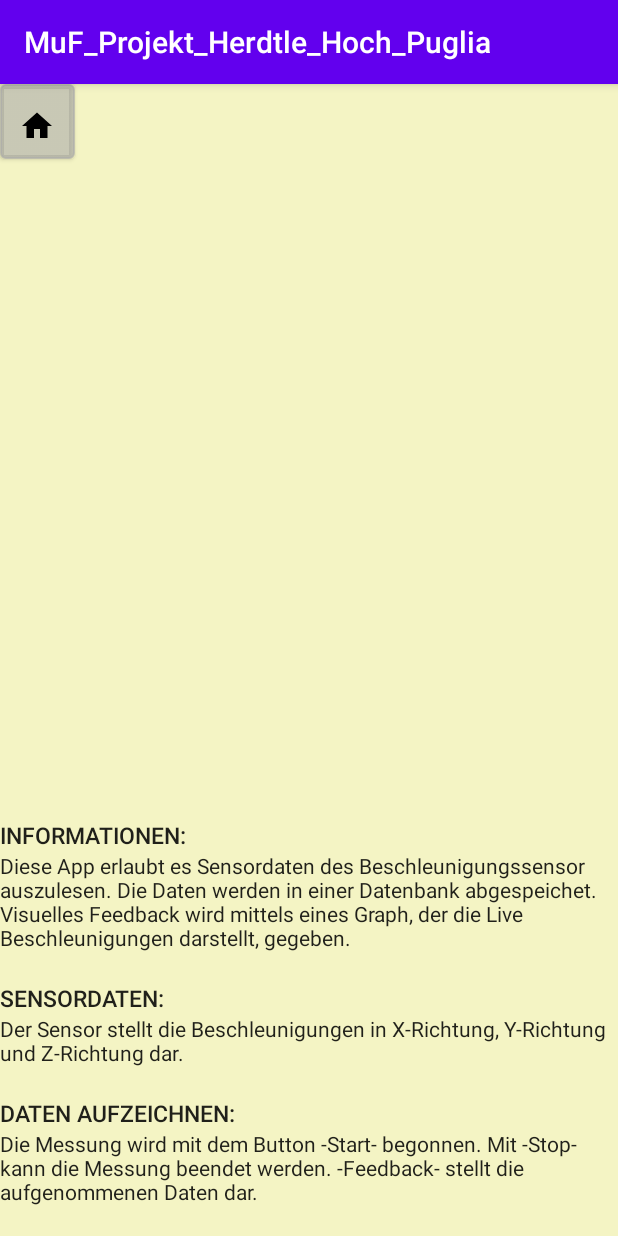
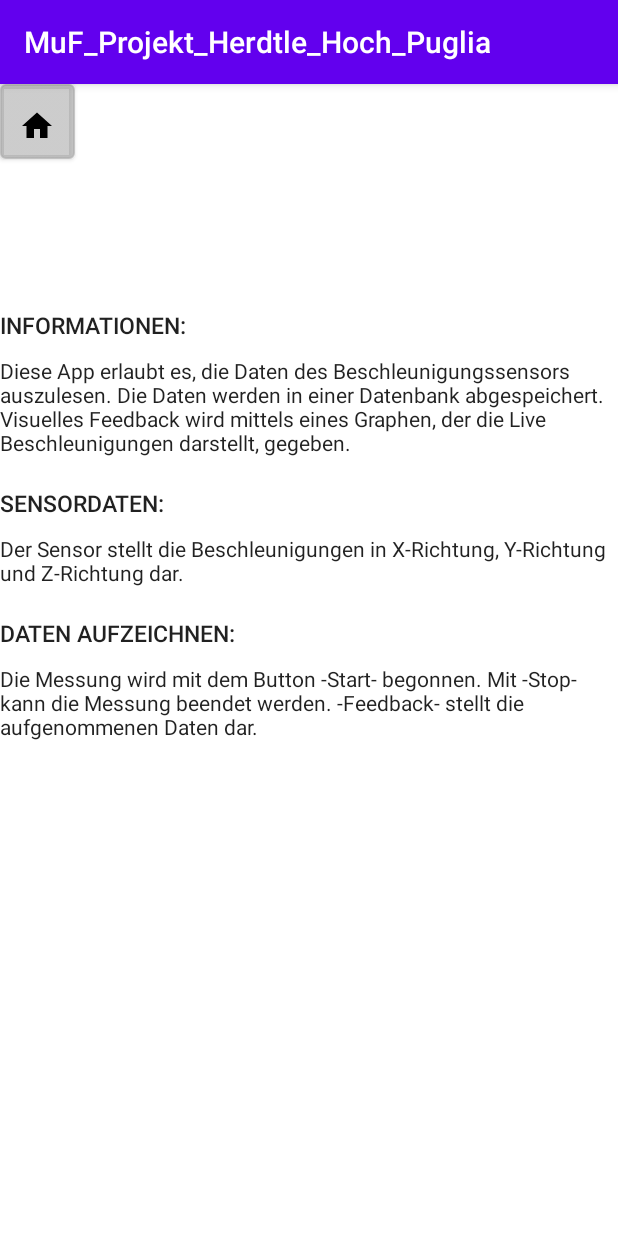
Before and after one commit to MatthiasHerdt/MuF_Projekt_Herdtle_Hoch_Puglia, an Android app: the InfoFragment screen opened through its navigation route, on a phone screen of 412 x 824 dp. Run offline under Robolectric (Android 15) with nearby library versions, the phone set to English and light mode, and no system bars; our stand-ins replace Room's generated code.

Commit message:
_Layout überarbeitet

```diff
--- a/app/src/main/res/layout/info_fragment.xml
+++ b/app/src/main/res/layout/info_fragment.xml
@@ -4,7 +4,6 @@
     android:layout_width="match_parent"
     android:layout_height="match_parent"
     android:background="#FFFFFF"
-    android:backgroundTint="@color/colorBackground"
     android:orientation="vertical">
 
     <Button
@@ -13,21 +12,19 @@
         android:layout_height="50dp"
         android:layout_gravity="start"
         android:background="@drawable/mybutton"
+        android:gravity="center"
         android:backgroundTint="@color/colorInfo"
         android:drawableBottom="@drawable/ic_home_24px"
         android:padding="10dp" />
 
-    <LinearLayout
-        android:layout_width="match_parent"
-        android:layout_height="0dip"
-        android:layout_weight="1"
-        android:orientation="vertical" />
+
 
 
     <TextView
         android:layout_width="match_parent"
+        android:layout_marginTop="100dp"
         android:layout_height="wrap_content"
-        android:text="Informationen:"
+        android:text="@string/Ueberschrift1"
         android:textAllCaps="true"
         android:textAppearance="@style/TextAppearance.AppCompat.Body2"
         android:textSize="15sp"/>
@@ -35,19 +32,15 @@
     <TextView
         android:layout_width="match_parent"
         android:layout_height="wrap_content"
-        android:text="Diese App erlaubt es Sensordaten des Beschleunigungssensor auszulesen. Die Daten werden in einer Datenbank abgespeichet. Visuelles Feedback wird mittels eines Graph, der die Live Beschleunigungen darstellt, gegeben."
+        android:layout_marginTop="10dp"
+        android:text="@string/Informationen"
         android:textAppearance="@style/TextAppearance.AppCompat.Body1" />
-
-    <LinearLayout
-        android:layout_width="match_parent"
-        android:layout_height="20dp"
-        android:gravity="center|bottom"
-        android:orientation="vertical" />
 
     <TextView
         android:layout_width="match_parent"
         android:layout_height="wrap_content"
-        android:text="Sensordaten:"
+        android:layout_marginTop="20dp"
+        android:text="@string/Ueberschrift2"
         android:textAllCaps="true"
         android:textAppearance="@style/TextAppearance.AppCompat.Body2"
         android:textSize="15sp"/>
@@ -55,19 +48,15 @@
     <TextView
         android:layout_width="match_parent"
         android:layout_height="wrap_content"
-        android:text="Der Sensor stellt die Beschleunigungen in X-Richtung, Y-Richtung und Z-Richtung dar."
+        android:layout_marginTop="10dp"
+        android:text="@string/Sensordaten"
         android:textAppearance="@style/TextAppearance.AppCompat.Body1" />
-
-    <LinearLayout
-        android:layout_width="match_parent"
-        android:layout_height="20dp"
-        android:gravity="center|bottom"
-        android:orientation="vertical" />
 
     <TextView
         android:layout_width="match_parent"
         android:layout_height="wrap_content"
-        android:text="Daten aufzeichnen:"
+        android:layout_marginTop="20dp"
+        android:text="@string/Ueberschrift3"
         android:textAllCaps="true"
         android:textAppearance="@style/TextAppearance.AppCompat.Body2"
         android:textSize="15sp"/>
@@ -75,7 +64,8 @@
     <TextView
         android:layout_width="match_parent"
         android:layout_height="wrap_content"
-        android:text="Die Messung wird mit dem Button -Start- begonnen. Mit -Stop- kann die Messung beendet werden. -Feedback- stellt die aufgenommenen Daten dar."
+        android:layout_marginTop="10dp"
+        android:text="@string/DatenAufzeichnen"
         android:textAppearance="@style/TextAppearance.AppCompat.Body1" />
 
     <LinearLayout
--- a/app/src/main/res/values/strings.xml
+++ b/app/src/main/res/values/strings.xml
@@ -5,4 +5,14 @@
     <string name="Ueberschrift">Sensordatenerfassung</string>
     <string name="Feedback">Feedback</string>
     <string name="logoFH">logoFH</string>
+    <string name="Ueberschrift1">Informationen:</string>
+    <string name="Informationen">Diese App erlaubt es, die Daten des Beschleunigungssensors auszulesen. Die Daten werden in einer Datenbank abgespeichert. Visuelles Feedback wird mittels eines Graphen, der die Live Beschleunigungen darstellt, gegeben.</string>
+    <string name="Ueberschrift2">Sensordaten:</string>
+    <string name="Sensordaten">Der Sensor stellt die Beschleunigungen in X-Richtung, Y-Richtung und Z-Richtung dar.</string>
+    <string name="Ueberschrift3">Daten aufzeichnen:</string>
+    <string name="DatenAufzeichnen">Die Messung wird mit dem Button -Start- begonnen. Mit -Stop- kann die Messung beendet werden. -Feedback- stellt die aufgenommenen Daten dar.</string>
+    <string name="FeedbackButton1">Beschleunigungen in X</string>
+    <string name="FeedbackButton2">Beschleunigungen in Y</string>
+    <string name="FeedbackButton3">Beschleunigungen in Z</string>
+    <string name="UeberschriftLiveFeedback">Live Feedback</string>
 </resources>
```
Also changed, not shown: app/src/main/res/layout/feedback_fragment.xml (+8 -27 lines), app/src/main/res/layout/fragment_1.xml (+8 -29 lines), app/src/main/res/layout/fragment_2.xml (+11 -25 lines).
